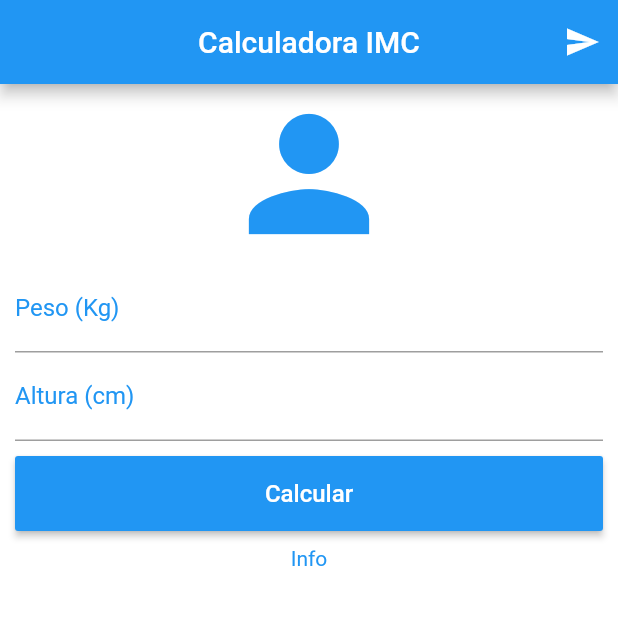
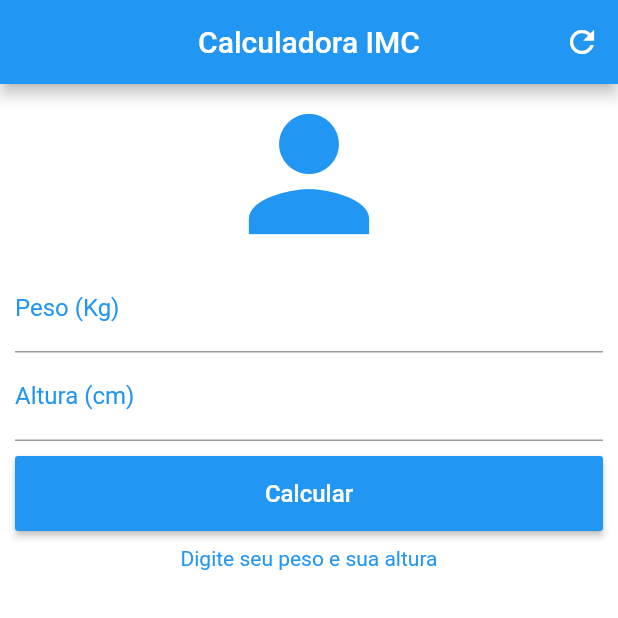
Before and after one commit to rafaelbatistaroque/Aula_Flutter_Calculo_IMC, a Flutter app: the screen it shows after launch, after a tap on "Calcular", on a phone screen of 412 x 824 dp, the top half of it. Run offline on Flutter 3.47's test engine with Material 2 defaults, Android fonts, the phone set to English and light mode, and no system bars.

Commit message:
Added criteria for IMC

```diff
--- a/lib/home.dart
+++ b/lib/home.dart
@@ -1,5 +1,4 @@
 import 'package:flutter/material.dart';
-import 'package:aula_flutter_calculo_imc/layoutFormat.dart';
 
 class Home extends StatefulWidget {
   @override
@@ -7,10 +6,49 @@ class Home extends StatefulWidget {
 }
 
 class _HomeState extends State<Home> {
+
+  TextEditingController pesoCrtl = new TextEditingController();
+  TextEditingController alturaCrtl = new TextEditingController();
+  String _informe = "Digite seu peso e sua altura";
+
+//Resetar texts
+  void _textReset() {
+    setState(() {
+      pesoCrtl.text = "";
+      alturaCrtl.text = "";
+      _informe = "Digite seu peso e sua altura";
+    });
+  }
+//Calculo IMC
+  void _calcularIMC() {
+    setState(() {
+      double weight = double.parse(pesoCrtl.text);
+      double height = double.parse(alturaCrtl.text) / 100;
+      double imc = weight / (height * height);
+      if (imc < 18.6) _informe = "Abaixo do peso (${imc.toStringAsPrecision(3)})";
+      else if (imc >= 18.6 && imc < 24.9) _informe = "Peso ideal (${imc.toStringAsPrecision(3)})";
+      else if (imc >= 24.9 && imc < 29.9) _informe = "Levemente acima do Peso (${imc.toStringAsPrecision(3)})";
+      else if (imc >= 29.9 && imc < 34.9) _informe = "Obesidade grau I (${imc.toStringAsPrecision(3)})";
+      else if (imc >= 34.9 && imc < 39.9) _informe = "Obesidade grau II (${imc.toStringAsPrecision(3)})";
+      else if (imc >= 40) _informe = "Obesidade grau III (${imc.toStringAsPrecision(3)})";
+
+    });
+  }
+
   @override
   Widget build(BuildContext context) {
     return Scaffold(
-        appBar: criarAndFormatarAppBar("Calculadora IMC"),
+        appBar: AppBar(
+          title: Text("Calculadora IMC"),
+          centerTitle: true,
+          backgroundColor: Colors.blue,
+          actions: <Widget>[
+            IconButton(
+              icon: Icon(Icons.refresh),
+              onPressed: _textReset,
+            ),
+          ],
+        ),
         backgroundColor: Colors.white,
         body: SingleChildScrollView(
           padding: EdgeInsets.fromLTRB(10.0, 0.0, 10.0, 0.0),
@@ -18,21 +56,40 @@ class _HomeState extends State<Home> {
             crossAxisAlignment: CrossAxisAlignment.stretch,
             children: <Widget>[
               Icon(Icons.person, size: 120.0, color: Colors.blue),
-              criarAndFormatarInputBox("Peso (Kg)"),
-              criarAndFormatarInputBox("Altura (cm)"),
+              TextField(
+                  keyboardType: TextInputType.number,
+                  decoration: InputDecoration(
+                      labelText: "Peso (Kg)",
+                      labelStyle: TextStyle(color: Colors.blue)),
+                  textAlign: TextAlign.center,
+                  style: TextStyle(color: Colors.blue, fontSize: 16.0),
+                  controller: pesoCrtl),
+              TextField(
+                  keyboardType: TextInputType.number,
+                  decoration: InputDecoration(
+                      labelText: "Altura (cm)",
+                      labelStyle: TextStyle(color: Colors.blue)),
+                  textAlign: TextAlign.center,
+                  style: TextStyle(color: Colors.blue, fontSize: 16.0),
+                  controller: alturaCrtl),
               Padding(
                 padding: EdgeInsets.only(top: 10.0, bottom: 10.0),
                 child: Container(
-                    height: 50.0,
-                    child: criarAndFormaterButton("Calcular")
-                  ),
+                  height: 50.0,
+                  child: RaisedButton(
+                      child: Text(
+                        "Calcular",
+                        style: TextStyle(color: Colors.white, fontSize: 16.0),
+                      ),
+                      color: Colors.blue,
+                      onPressed: _calcularIMC),
+                ),
               ),
-              Text("Info",
-                textAlign: TextAlign.center,
-                style: TextStyle(color: Colors.blue),)
+              Text(_informe,
+                  textAlign: TextAlign.center,
+                  style: TextStyle(color: Colors.blue)),
             ],
           ),
-        )
-    );
+        ));
   }
 }
--- a/lib/layoutFormat.dart
+++ /dev/null
@@ -1,36 +0,0 @@
-import 'package:flutter/material.dart';
-
-//Criar e alterar propriedads da AppBar
-AppBar criarAndFormatarAppBar(String _title){
-  return AppBar(
-          title: Text("Calculadora IMC"),
-          centerTitle: true,
-          backgroundColor: Colors.blue,
-          actions: <Widget>[
-            IconButton(icon: Icon(Icons.send),
-              onPressed: () {},
-            )
-          ]
-        );
-}
-//Criar e alterar propriedades das InputBox
-TextField criarAndFormatarInputBox(String _label){
-  return TextField(keyboardType: TextInputType.number,
-          decoration: InputDecoration(
-            labelText: "$_label",
-            labelStyle: TextStyle(color: Colors.blue)
-          ),
-          textAlign: TextAlign.center,
-          style: TextStyle(color: Colors.blue, fontSize: 16.0)
-        );
-}
-//Criar e alterar propriedades do button
-RaisedButton criarAndFormaterButton(String _textButton){
-  return RaisedButton(
-    onPressed: (){},
-    child: Text("$_textButton",
-      style: TextStyle(color: Colors.white, fontSize: 16.0),
-    ),
-    color: Colors.blue
-  );
-}
```
